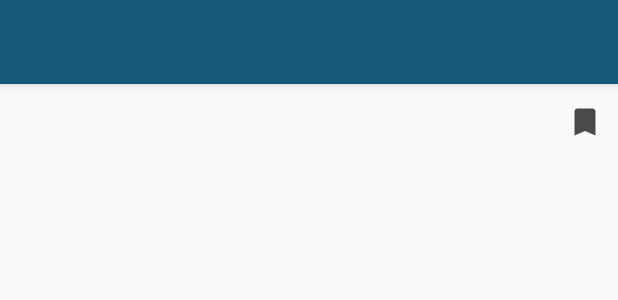
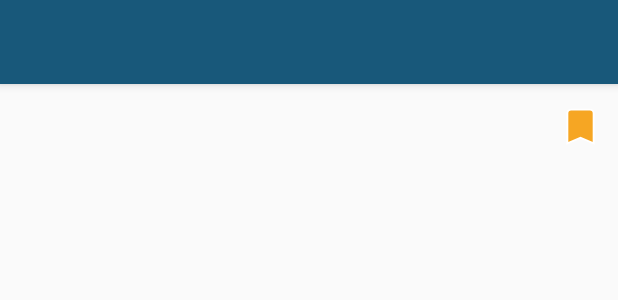
Before and after one commit to nicolasjuniar/DreamCacther, an Android app: the layout activity_article_preview.xml on its own in the app's theme, with its tools: preview values and no code run, on a phone screen of 412 x 824 dp. Shown: the top 300 px of the screen. Run offline under Robolectric (Android 15) with nearby library versions, the phone set to English and light mode, and no system bars.

Commit message:
[RAHMAT] fix back button on add post and add post preview

```diff
--- a/app/src/main/java/com/cheteam/dreamcatcher/ArticlePreview/View/ArticlePreview.java
+++ b/app/src/main/java/com/cheteam/dreamcatcher/ArticlePreview/View/ArticlePreview.java
@@ -1,5 +1,6 @@
 package com.cheteam.dreamcatcher.ArticlePreview.View;
 
+import android.app.ActionBar;
 import android.content.Intent;
 import android.os.Bundle;
 import android.support.annotation.Nullable;
@@ -51,6 +52,7 @@ public class ArticlePreview extends AppCompatActivity implements ArticleControll
         ab.setDisplayHomeAsUpEnabled(true);
         myToolbar.setSubtitleTextColor(getResources().getColor(R.color.White));
 
+        AC=new ArticleController(this);
         AC.GetArticle(1);
 
     }
--- a/app/src/main/res/drawable/icon_bookmark.xml
+++ b/app/src/main/res/drawable/icon_bookmark.xml
@@ -1,9 +1,11 @@
 <vector xmlns:android="http://schemas.android.com/apk/res/android"
-        android:width="24dp"
-        android:height="24dp"
+        android:width="30dp"
+        android:height="30dp"
         android:viewportWidth="24.0"
         android:viewportHeight="24.0">
     <path
-        android:fillColor="@color/charcoalGrey"
+        android:fillColor="#f6a623"
+        android:strokeColor="#fff"
+        android:strokeWidth="1"
         android:pathData="M17,3H7c-1.1,0 -1.99,0.9 -1.99,2L5,21l7,-3 7,3V5c0,-1.1 -0.9,-2 -2,-2z"/>
 </vector>
--- a/app/src/main/res/layout/activity_article_preview.xml
+++ b/app/src/main/res/layout/activity_article_preview.xml
@@ -1,11 +1,10 @@
-<!--Layout Edit Post-->
-
 <?xml version="1.0" encoding="utf-8"?>
 <RelativeLayout xmlns:android="http://schemas.android.com/apk/res/android"
     android:layout_marginBottom="10dp"
     android:layout_width="match_parent"
     android:layout_height="match_parent"
     android:orientation="vertical">
+    <!--layout untuk ADD POST-PREVIEW -->
     <android.support.v7.widget.Toolbar
         android:id="@+id/my_toolbar_article_preview"
         android:layout_width="match_parent"
@@ -29,7 +28,6 @@
             android:layout_width="match_parent"
             android:layout_height="100dp"
             android:layout_marginTop="10dp"/>
-            <!--android:background="@drawable/violet_bg"-->
 
         <TextView
             android:id="@+id/tv_title_preview"
@@ -56,9 +54,10 @@
     <de.hdodenhof.circleimageview.CircleImageView
         android:id="@+id/preview_avatar_user"
         android:layout_marginLeft="20dp"
+        android:layout_marginTop="85dp"
         android:layout_width="50dp"
         android:layout_height="50dp"
-        android:layout_above="@+id/preview_category"
+        android:layout_below="@+id/my_toolbar_article_preview"
         android:layout_alignStart="@+id/previewScroll"/>
     <TextView
         android:id="@+id/tv_name_preview"
@@ -69,29 +68,29 @@
         android:layout_marginLeft="10dp"
         android:textSize="20sp"
         android:textStyle="bold" />
-    <TextView
-        android:id="@+id/preview_category"
-        android:layout_width="wrap_content"
-        android:layout_height="wrap_content"
-        android:textSize="14sp"
-        android:fontFamily="sans-serif"
-        android:textStyle="normal"
-        android:textColor="#fc624d"
-        android:layout_below="@+id/tv_name_preview"
-        android:layout_alignStart="@id/tv_name_preview"
-        />
-    <TextView
-        android:id="@+id/tv_category_preview"
-        android:layout_width="wrap_content"
-        android:layout_height="wrap_content"
-        android:layout_toEndOf="@id/preview_category"
-        android:layout_below="@id/tv_name_preview"
-        android:textSize="14sp"
-        android:fontFamily="sans-serif"
-        android:textStyle="normal"
-        android:textColor="#4a4a4a"
-        android:layout_marginLeft="5dp"
-        />
+    <!--<TextView-->
+        <!--android:id="@+id/preview_category"-->
+        <!--android:layout_width="wrap_content"-->
+        <!--android:layout_height="wrap_content"-->
+        <!--android:textSize="14sp"-->
+        <!--android:fontFamily="sans-serif"-->
+        <!--android:textStyle="normal"-->
+        <!--android:textColor="#fc624d"-->
+        <!--android:layout_below="@+id/tv_name_preview"-->
+        <!--android:layout_alignStart="@id/tv_name_preview"-->
+        <!--/>-->
+    <!--<TextView-->
+        <!--android:id="@+id/tv_category_preview"-->
+        <!--android:layout_width="wrap_content"-->
+        <!--android:layout_height="wrap_content"-->
+        <!--android:layout_toEndOf="@id/preview_avatar_user"-->
+        <!--android:layout_below="@id/tv_name_preview"-->
+        <!--android:textSize="14sp"-->
+        <!--android:fontFamily="sans-serif"-->
+        <!--android:textStyle="normal"-->
+        <!--android:textColor="#4a4a4a"-->
+        <!--android:layout_marginLeft="5dp"-->
+        <!--/>-->
     <TextView
         android:id="@+id/preview_tanggal"
         android:layout_width="wrap_content"
@@ -102,7 +101,7 @@
         android:textColor="#000000"
         android:letterSpacing="-0.01"
         android:gravity="end"
-        android:layout_below="@id/preview_category"
+        android:layout_below="@id/tv_name_preview"
         android:layout_alignParentEnd="true"
         android:layout_marginTop="1dp"
         android:layout_marginRight="15dp"
--- a/app/src/main/res/menu/item_article_preview.xml
+++ b/app/src/main/res/menu/item_article_preview.xml
@@ -3,7 +3,7 @@
       xmlns:app="http://schemas.android.com/apk/res-auto">
     <item
         android:id="@+id/app_changes"
-        android:title="Apply Changes"
+        android:title="Submit"
         app:showAsAction="always"/>
 
 
```
Also changed, not shown: app/src/main/java/com/cheteam/dreamcatcher/AddPost/View/AddPostActivity.java (+20 -2 lines), app/src/main/java/com/cheteam/dreamcatcher/ArticlePreview/View/ActivityPreview.java (+16 -5 lines), 1 other file.
